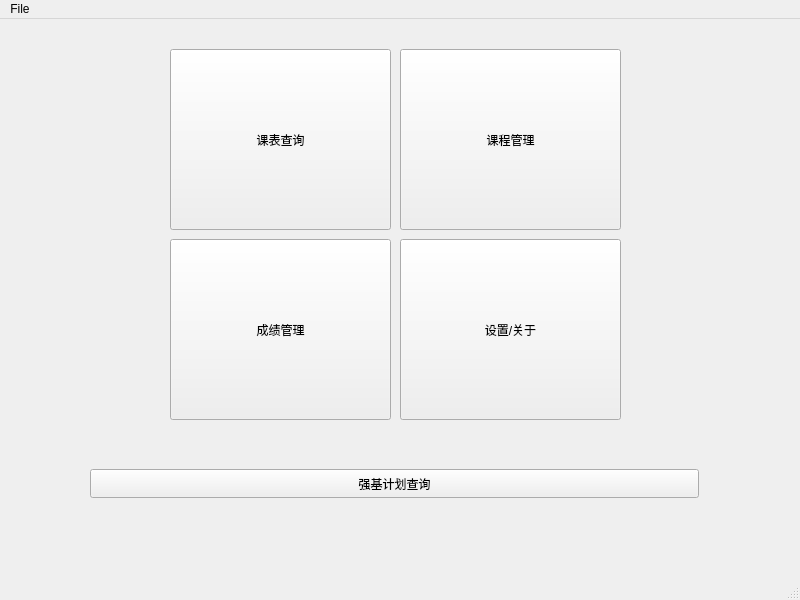
Qt form frontend/mainwindow.ui (000lbh/PKUHelperAgain) before a commit.
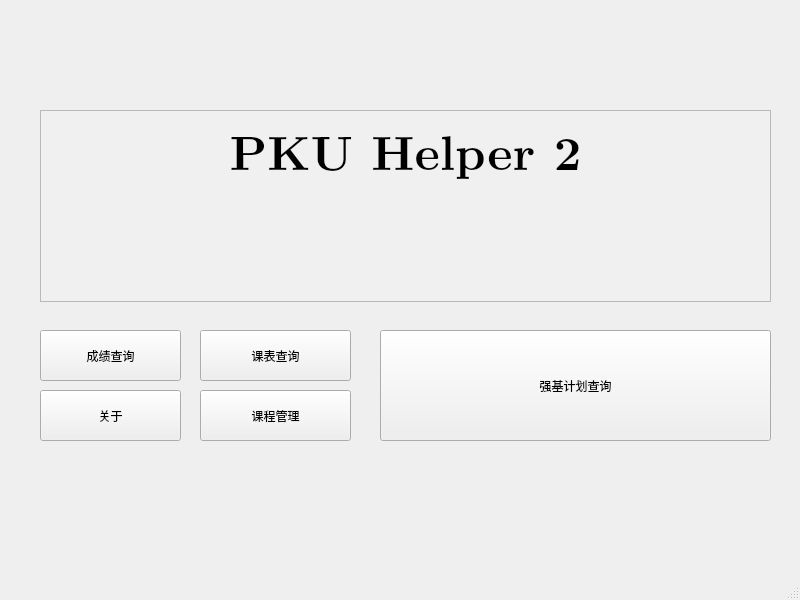
The same form after that commit. The open tabs and pages were chosen to show the change. Icons and pictures are not drawn.

The edit to the form file:
```diff
--- a/frontend/mainwindow.ui
+++ b/frontend/mainwindow.ui
@@ -14,101 +14,90 @@
    <string>MainWindow</string>
   </property>
   <widget class="QWidget" name="centralwidget">
-   <widget class="QStackedWidget" name="stackedWidget">
+   <widget class="QPushButton" name="GradeQueryButton">
     <property name="geometry">
      <rect>
       <x>40</x>
-      <y>10</y>
-      <width>701</width>
-      <height>531</height>
+      <y>330</y>
+      <width>141</width>
+      <height>51</height>
      </rect>
     </property>
-    <property name="currentIndex">
-     <number>2</number>
-    </property>
-    <widget class="QWidget" name="mainPage">
-     <widget class="QPushButton" name="pushButton_5">
-      <property name="geometry">
-       <rect>
-        <x>130</x>
-        <y>210</y>
-        <width>221</width>
-        <height>181</height>
-       </rect>
-      </property>
       <property name="text">
-       <string>成绩管理</string>
-      </property>
-     </widget>
-     <widget class="QPushButton" name="pushButton">
+     <string>成绩查询</string>
+    </property>
+   </widget>
+   <widget class="QPushButton" name="CourseQueryButton">
       <property name="geometry">
        <rect>
-        <x>50</x>
-        <y>440</y>
-        <width>609</width>
-        <height>29</height>
-       </rect>
-      </property>
-      <property name="text">
-       <string>强基计划查询</string>
-      </property>
-     </widget>
-     <widget class="QPushButton" name="pushButton_3">
-      <property name="geometry">
-       <rect>
-        <x>360</x>
-        <y>20</y>
-        <width>221</width>
-        <height>181</height>
-       </rect>
-      </property>
-      <property name="text">
-       <string>课程管理</string>
-      </property>
-     </widget>
-     <widget class="QPushButton" name="pushButton_2">
-      <property name="geometry">
-       <rect>
-        <x>130</x>
-        <y>20</y>
-        <width>221</width>
-        <height>181</height>
+      <x>200</x>
+      <y>330</y>
+      <width>151</width>
+      <height>51</height>
        </rect>
       </property>
       <property name="text">
        <string>课表查询</string>
       </property>
      </widget>
-     <widget class="QPushButton" name="pushButton_4">
+   <widget class="QPushButton" name="SettingsButton">
       <property name="geometry">
        <rect>
-        <x>360</x>
-        <y>210</y>
-        <width>221</width>
-        <height>181</height>
+      <x>40</x>
+      <y>390</y>
+      <width>141</width>
+      <height>51</height>
        </rect>
       </property>
       <property name="text">
-       <string>设置/关于</string>
-      </property>
-     </widget>
-    </widget>
-    <widget class="QWidget" name="scoreManPage"/>
-    <widget class="QWidget" name="aboutPage">
+     <string>关于</string>
+    </property>
+   </widget>
+   <widget class="QPushButton" name="CourseManageButton">
+    <property name="geometry">
+     <rect>
+      <x>200</x>
+      <y>390</y>
+      <width>151</width>
+      <height>51</height>
+     </rect>
+    </property>
+    <property name="text">
+     <string>课程管理</string>
+    </property>
+   </widget>
+   <widget class="QPushButton" name="NoClearReplyButton">
+    <property name="geometry">
+     <rect>
+      <x>380</x>
+      <y>330</y>
+      <width>391</width>
+      <height>111</height>
+     </rect>
+    </property>
+    <property name="text">
+     <string>强基计划查询</string>
+    </property>
+   </widget>
      <widget class="QTextBrowser" name="textBrowser">
       <property name="geometry">
        <rect>
-        <x>110</x>
-        <y>90</y>
-        <width>451</width>
-        <height>361</height>
+      <x>40</x>
+      <y>110</y>
+      <width>731</width>
+      <height>192</height>
        </rect>
       </property>
       <property name="font">
        <font>
-        <pointsize>16</pointsize>
-       </font>
-      </property>
+      <family>LM Roman 10</family>
+     </font>
+    </property>
+    <property name="styleSheet">
+     <string notr="true">background-color: rgb(240, 240, 240);
+border-color: rgb(240, 240, 240);
+</string>
+    </property>
       <property name="html">
        <string>&lt;!DOCTYPE HTML PUBLIC &quot;-//W3C//DTD HTML 4.0//EN&quot; &quot;http://www.w3.org/TR/REC-html40/strict.dtd&quot;&gt;
 &lt;html&gt;&lt;head&gt;&lt;meta name=&quot;qrichtext&quot; content=&quot;1&quot; /&gt;&lt;meta charset=&quot;utf-8&quot; /&gt;&lt;style type=&quot;text/css&quot;&gt;
@@ -116,29 +105,12 @@
 hr { height: 1px; border-width: 0; }
 li.unchecked::marker { content: &quot;\2610&quot;; }
 li.checked::marker { content: &quot;\2612&quot;; }
-&lt;/style&gt;&lt;/head&gt;&lt;body style=&quot; font-family:'Microsoft YaHei UI'; font-size:16pt; font-weight:400; font-style:normal;&quot;&gt;
-&lt;p style=&quot; margin-top:0px; margin-bottom:0px; margin-left:0px; margin-right:0px; -qt-block-indent:0; text-indent:0px;&quot;&gt;关于：&lt;/p&gt;
-&lt;p style=&quot; margin-top:0px; margin-bottom:0px; margin-left:0px; margin-right:0px; -qt-block-indent:0; text-indent:0px;&quot;&gt;这个项目是作为程序设计实习大作业的一部分，试图让各位同学们合理安排学业。本人见过太多错过ddl，不懂培养方案乱选课的人。&lt;/p&gt;
-&lt;p style=&quot; margin-top:0px; margin-bottom:0px; margin-left:0px; margin-right:0px; -qt-block-indent:0; text-indent:0px;&quot;&gt;许可证：GPL v3&lt;/p&gt;
-&lt;p style=&quot; margin-top:0px; margin-bottom:0px; margin-left:0px; margin-right:0px; -qt-block-indent:0; text-indent:0px;&quot;&gt;本软件不提供任何明示或默示的保证，”每个人承担自己的风险！“&lt;/p&gt;&lt;/body&gt;&lt;/html&gt;</string>
-      </property>
-     </widget>
-     <widget class="QPushButton" name="pushButton_6">
-      <property name="geometry">
-       <rect>
-        <x>280</x>
-        <y>460</y>
-        <width>93</width>
-        <height>29</height>
-       </rect>
-      </property>
-      <property name="text">
-       <string>确定</string>
-      </property>
-     </widget>
-    </widget>
-    <widget class="QWidget" name="couseManPage"/>
-    <widget class="QWidget" name="couseQueryPage"/>
+&lt;/style&gt;&lt;/head&gt;&lt;body style=&quot; font-family:'LM Roman 10'; font-size:9pt; font-weight:400; font-style:normal;&quot;&gt;
+&lt;p align=&quot;center&quot; style=&quot; margin-top:0px; margin-bottom:0px; margin-left:0px; margin-right:0px; -qt-block-indent:0; text-indent:0px;&quot;&gt;&lt;span style=&quot; font-family:'Microsoft YaHei UI'; font-size:36pt; font-weight:700;&quot;&gt;PKU Helper 2&lt;/span&gt;&lt;/p&gt;&lt;/body&gt;&lt;/html&gt;</string>
+    </property>
+    <property name="textInteractionFlags">
+     <set>Qt::LinksAccessibleByKeyboard|Qt::LinksAccessibleByMouse</set>
+    </property>
    </widget>
   </widget>
   <widget class="QMenuBar" name="menubar">
@@ -150,12 +122,6 @@
      <height>26</height>
     </rect>
    </property>
-   <widget class="QMenu" name="menuFile">
-    <property name="title">
-     <string>File</string>
-    </property>
-   </widget>
-   <addaction name="menuFile"/>
   </widget>
   <widget class="QStatusBar" name="statusbar"/>
  </widget>
```
Left out of the diff: 10 changed lines with no effect on the pictures. Lines whose indentation alone changed are shown as unchanged.
